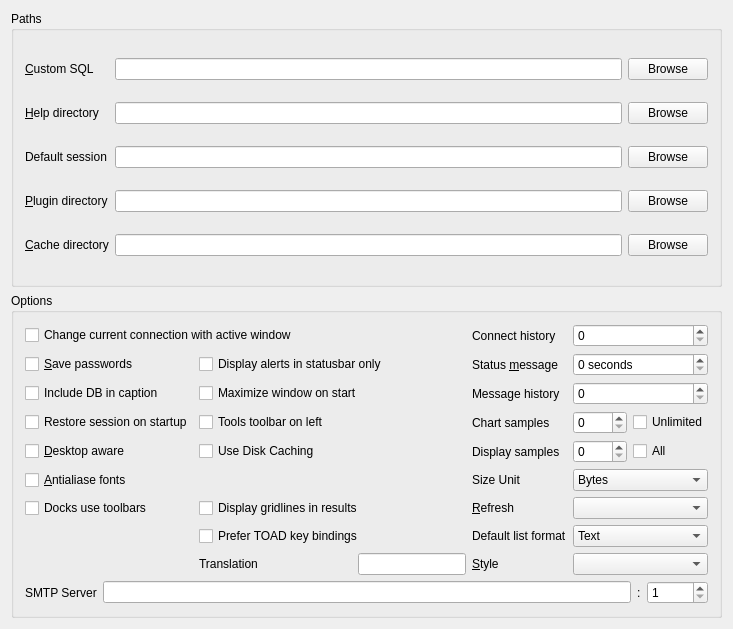
The window that src/toglobalsettingui.ui (tora-tool/tora) describes before a commit, drawn with Qt 5.
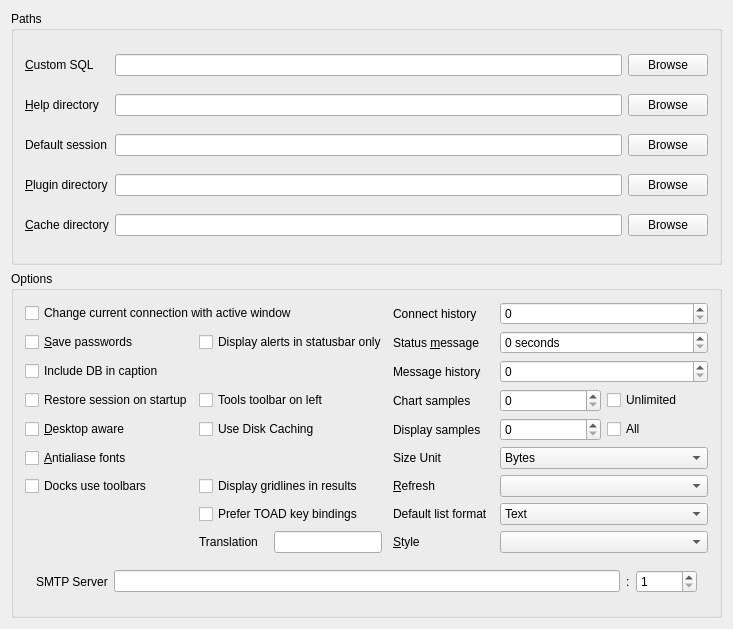
The same window after the commit.

Commit message: "openMaximized" option removed. Main window remembers its position and size automagically now. + tons of "code conventions" caused by QSettings port fixed

What changed in the file:
```diff
--- a/src/toglobalsettingui.ui
+++ b/src/toglobalsettingui.ui
@@ -16,19 +16,7 @@
    <property name="leftMargin" >
     <number>11</number>
    </property>
-   <property name="topMargin" >
-    <number>11</number>
-   </property>
-   <property name="rightMargin" >
-    <number>11</number>
-   </property>
-   <property name="bottomMargin" >
-    <number>11</number>
-   </property>
-   <property name="horizontalSpacing" >
-    <number>6</number>
-   </property>
-   <property name="verticalSpacing" >
+   <property name="spacing" >
     <number>6</number>
    </property>
    <item row="0" column="0" >
@@ -40,19 +28,7 @@
       <property name="leftMargin" >
        <number>11</number>
       </property>
-      <property name="topMargin" >
-       <number>11</number>
-      </property>
-      <property name="rightMargin" >
-       <number>11</number>
-      </property>
-      <property name="bottomMargin" >
-       <number>11</number>
-      </property>
-      <property name="horizontalSpacing" >
-       <number>6</number>
-      </property>
-      <property name="verticalSpacing" >
+      <property name="spacing" >
        <number>6</number>
       </property>
       <item row="0" column="0" >
@@ -194,19 +170,7 @@
       <property name="leftMargin" >
        <number>11</number>
       </property>
-      <property name="topMargin" >
-       <number>11</number>
-      </property>
-      <property name="rightMargin" >
-       <number>11</number>
-      </property>
-      <property name="bottomMargin" >
-       <number>11</number>
-      </property>
-      <property name="horizontalSpacing" >
-       <number>6</number>
-      </property>
-      <property name="verticalSpacing" >
+      <property name="spacing" >
        <number>6</number>
       </property>
       <item row="1" column="0" >
@@ -338,13 +302,6 @@
         </property>
        </widget>
       </item>
-      <item row="2" column="1" colspan="2" >
-       <widget class="QCheckBox" name="MaximizeMain" >
-        <property name="text" >
-         <string>Maximize window on start</string>
-        </property>
-       </widget>
-      </item>
       <item row="3" column="0" >
        <widget class="QCheckBox" name="RestoreSession" >
         <property name="text" >
@@ -574,7 +531,9 @@
       <item row="8" column="1" >
        <widget class="QLabel" name="LocaleLabel" >
         <property name="sizePolicy" >
-         <sizepolicy vsizetype="Minimum" hsizetype="Expanding" >
+         <sizepolicy>
+          <hsizetype>0</hsizetype>
+          <vsizetype>0</vsizetype>
           <horstretch>0</horstretch>
           <verstretch>0</verstretch>
          </sizepolicy>
@@ -593,7 +552,9 @@
       <item row="8" column="2" >
        <widget class="QLineEdit" name="Locale" >
         <property name="sizePolicy" >
-         <sizepolicy vsizetype="Fixed" hsizetype="Maximum" >
+         <sizepolicy>
+          <hsizetype>0</hsizetype>
+          <vsizetype>0</vsizetype>
           <horstretch>0</horstretch>
           <verstretch>0</verstretch>
          </sizepolicy>
@@ -622,6 +583,12 @@
       </item>
       <item row="9" column="0" colspan="6" >
        <layout class="QHBoxLayout" >
+        <property name="margin" >
+         <number>11</number>
+        </property>
+        <property name="spacing" >
+         <number>6</number>
+        </property>
         <item>
          <widget class="QLabel" name="label" >
           <property name="text" >
```
Left out of the diff: 13 changed lines with no effect on the pictures. The commit also changes 161 other files.
